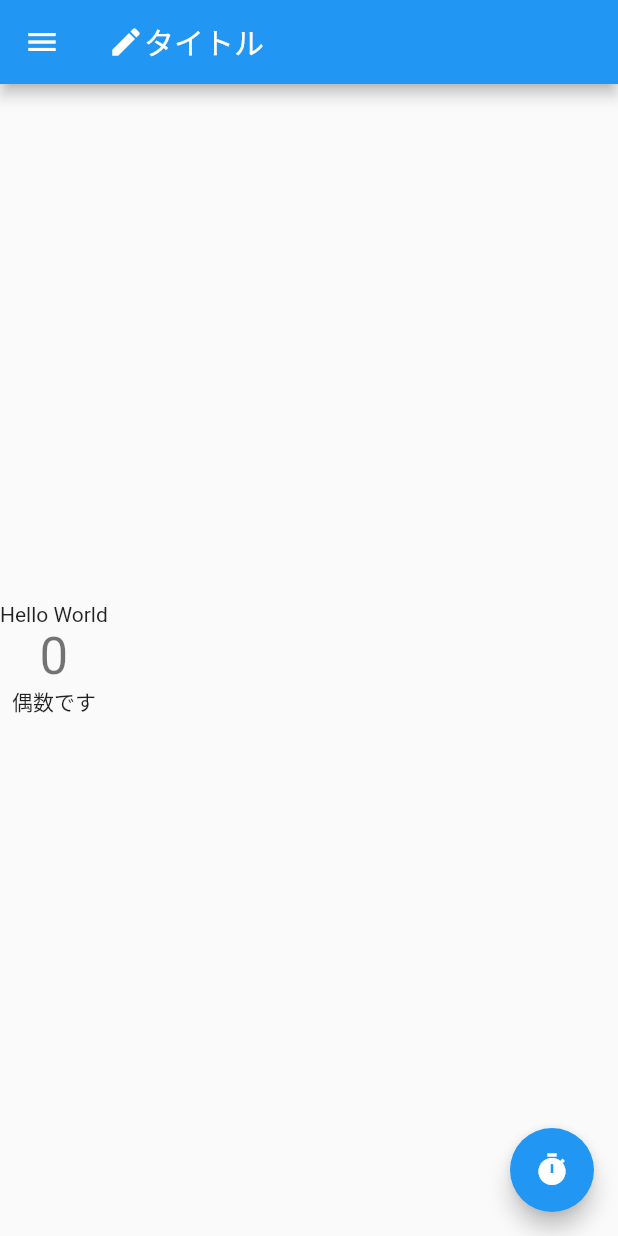
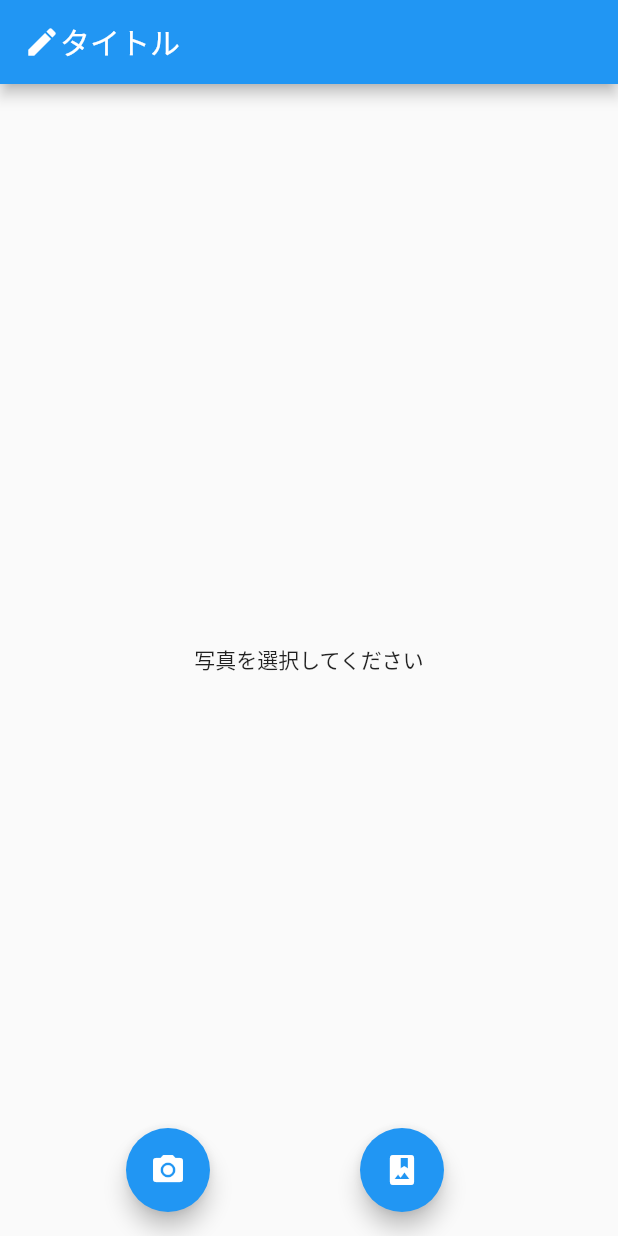
Before and after one commit to dychi/flutter-tutorial, a Flutter app: the screen it shows after launch, on a phone screen of 412 x 824 dp. Run offline on Flutter 3.47's test engine with Material 2 defaults, Android fonts, the phone set to English and light mode, and no system bars; our stand-ins replace image_picker.

Commit message:
画像読み込みアプリ

```diff
--- a/lib/main.dart
+++ b/lib/main.dart
@@ -1,4 +1,6 @@
+import "dart:io";
 import 'package:flutter/material.dart';
+import 'package:image_picker/image_picker.dart';
 
 void main() {
   runApp(const MyApp());
@@ -13,15 +15,6 @@ class MyApp extends StatelessWidget {
     return MaterialApp(
       title: 'Flutter Demo',
       theme: ThemeData(
-        // This is the theme of your application.
-        //
-        // Try running your application with "flutter run". You'll see the
-        // application has a blue toolbar. Then, without quitting the app, try
-        // changing the primarySwatch below to Colors.green and then invoke
-        // "hot reload" (press "r" in the console where you ran "flutter run",
-        // or simply save your changes to "hot reload" in a Flutter IDE).
-        // Notice that the counter didn't reset back to zero; the application
-        // is not restarted.
         primarySwatch: Colors.blue,
       ),
       home: const MyHomePage(title: 'Flutter Demo Home Page'),
@@ -32,15 +25,6 @@ class MyApp extends StatelessWidget {
 class MyHomePage extends StatefulWidget {
   const MyHomePage({super.key, required this.title});
 
-  // This widget is the home page of your application. It is stateful, meaning
-  // that it has a State object (defined below) that contains fields that affect
-  // how it looks.
-
-  // This class is the configuration for the state. It holds the values (in this
-  // case the title) provided by the parent (in this case the App widget) and
-  // used by the build method of the State. Fields in a Widget subclass are
-  // always marked "final".
-
   final String title;
 
   @override
@@ -48,12 +32,26 @@ class MyHomePage extends StatefulWidget {
 }
 
 class _MyHomePageState extends State<MyHomePage> {
-  int _counter = 0;
-  String _type = "偶数";
+  XFile? _image;
+  final imagePicker = ImagePicker();
 
-  void _incrementCounter() {
+  // カメラから画像を取得するメソッド
+  Future getImageFromCamera() async {
+    final pickedFile = await imagePicker.pickImage(source: ImageSource.camera);
     setState(() {
-      _counter++;
+      if (pickedFile != null) {
+        _image = XFile(pickedFile.path);
+      }
+    });
+  }
+
+  // ギャラリーから画像を取得するメソッド
+  Future getImageFromGallery() async {
+    final pickedFile = await imagePicker.pickImage(source: ImageSource.gallery);
+    setState(() {
+      if (pickedFile != null) {
+        _image = XFile(pickedFile.path);
+      }
     });
   }
 
@@ -65,26 +63,24 @@ class _MyHomePageState extends State<MyHomePage> {
           children: const [Icon(Icons.create), Text("タイトル")],
         ),
       ),
-      body: Column(
-        mainAxisAlignment: MainAxisAlignment.center,
-        children: <Widget>[
-          const Text("Hello World"),
-          Text(
-            '$_counter',
-            style: Theme.of(context).textTheme.headline4,
+      body: Center(
+          child: _image == null
+              ? const Text("写真を選択してください")
+              : Image.file(File(_image!.path))),
+      floatingActionButton: Row(
+        mainAxisAlignment: MainAxisAlignment.spaceEvenly,
+        children: [
+          // カメラから取得するボタン
+          FloatingActionButton(
+            onPressed: getImageFromCamera,
+            child: const Icon(Icons.photo_camera),
           ),
-          if (_counter % 2 == 0) Text("偶数です")
+          // ギャラリーから取得するボタン
+          FloatingActionButton(
+            onPressed: getImageFromGallery,
+            child: const Icon(Icons.photo_album),
+          )
         ],
-      ),
-      floatingActionButton: FloatingActionButton(
-        onPressed: _incrementCounter,
-        tooltip: 'Increment',
-        child: const Icon(Icons.timer),
-      ), // This trailing comma makes auto-formatting nicer for build methods.
-      drawer: const Drawer(
-        child: Center(
-          child: Text("Drawer"),
-        ),
       ),
     );
   }
--- a/pubspec.yaml
+++ b/pubspec.yaml
@@ -36,6 +36,7 @@ dependencies:
   # The following adds the Cupertino Icons font to your application.
   # Use with the CupertinoIcons class for iOS style icons.
   cupertino_icons: ^1.0.2
+  image_picker: ^0.8.6
 
 dev_dependencies:
   flutter_test:
```
Also changed, not shown: pubspec.lock, 3 other files.
